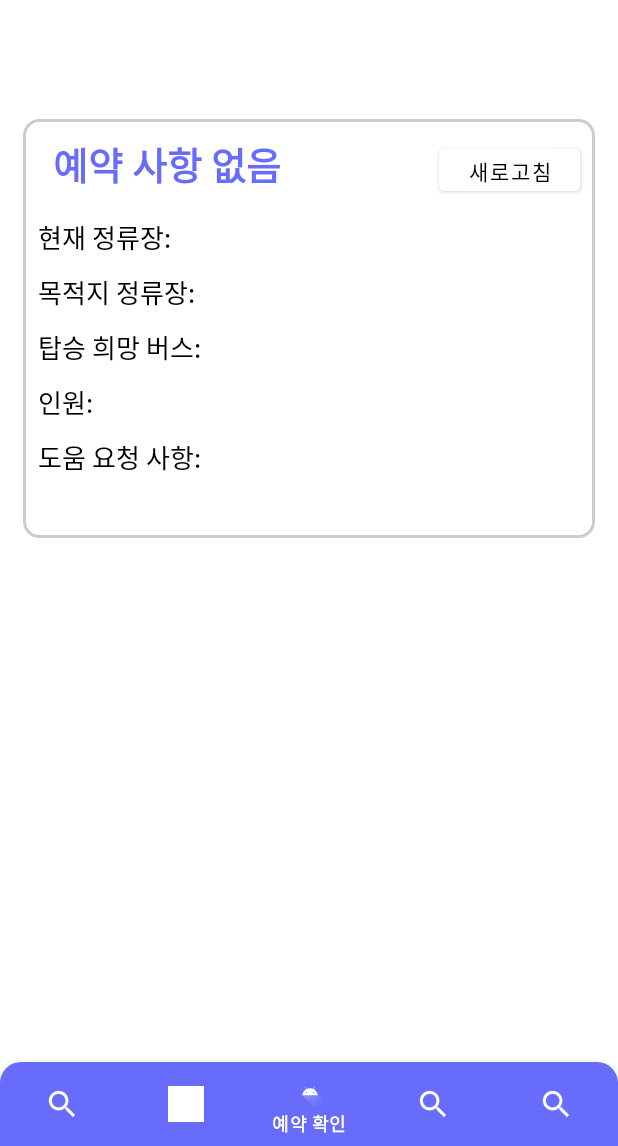
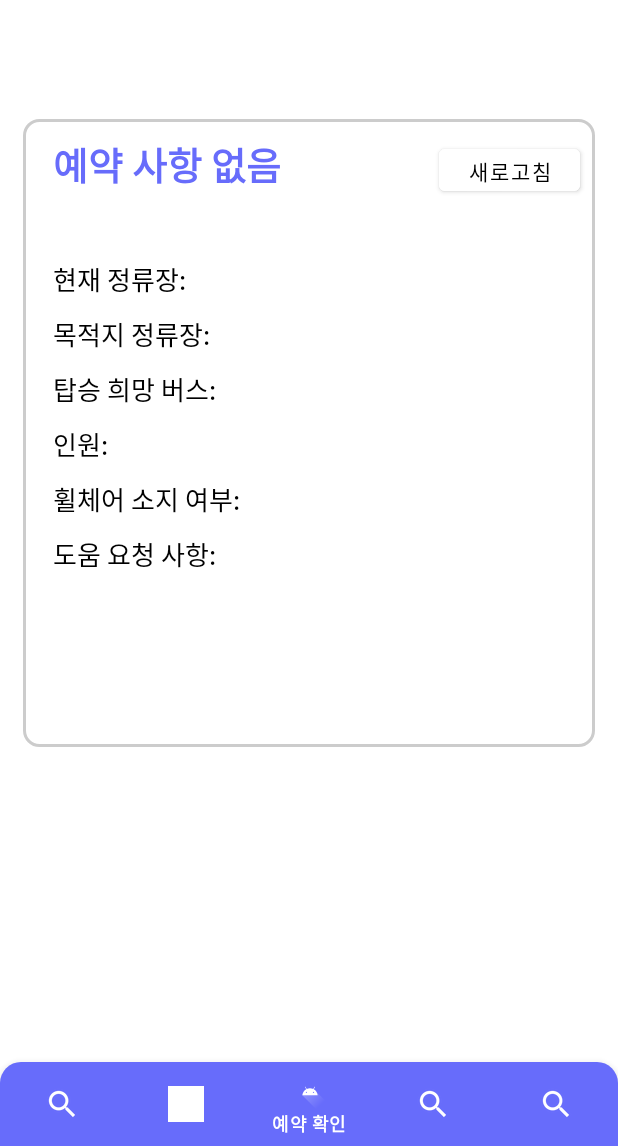
Before and after one commit to Jiwoon2/HandyBus, an Android app: the screen it shows after launch once a user with an empty profile is signed in (MainActivity), item 3 of the bottom bar chosen, on a phone screen of 412 x 824 dp, the part 90-1236 px from its top. Run offline under Robolectric (Android 15) with nearby library versions, the phone set to English and light mode, and no system bars; our stand-ins replace Firebase (no records; nobody signed in at launch, a user with empty details on screens opened directly), Volley.

Commit message:
예약정보 데베 연결
예약정보 데베 보내기, 정보 가져오기

```diff
--- a/HandyBus/app/src/main/java/com/khackathon/handybus/ui/confirmReservation/ConfirmReservationFragment.java
+++ b/HandyBus/app/src/main/java/com/khackathon/handybus/ui/confirmReservation/ConfirmReservationFragment.java
@@ -10,7 +10,18 @@ import android.widget.TextView;
 import androidx.annotation.NonNull;
 import androidx.fragment.app.Fragment;
 
+import com.google.firebase.auth.FirebaseAuth;
+import com.google.firebase.database.DataSnapshot;
+import com.google.firebase.database.DatabaseError;
+import com.google.firebase.database.DatabaseReference;
+import com.google.firebase.database.FirebaseDatabase;
+import com.google.firebase.database.ValueEventListener;
 import com.khackathon.handybus.R;
+import com.khackathon.handybus.model.UserReserv_Item;
+
+import org.jetbrains.annotations.NotNull;
+
+import java.util.HashMap;
 
 
 public class ConfirmReservationFragment extends Fragment {
@@ -18,21 +29,27 @@ public class ConfirmReservationFragment extends Fragment {
     String et_departures;
     String et_arrivals;
     String radio_type="";
-    String et_num="";
+    String personNum="";
     String radio_wheel="";
     String et_help="";
-
 
     TextView tv_isReservation;
     TextView tv_departStation;
     TextView tv_arrStation;
     TextView tv_getonBusNm;
     TextView tv_personNm;
+    TextView tv_wheel;
     TextView tv_help;
 
     Button refresh_btn;
 
 
+    private FirebaseDatabase mDatabase;
+    private DatabaseReference mReference;
+    private FirebaseAuth mAuth = null;
+    String userEmail;
+    HashMap<String, String> LoadReservItems;
+    UserReserv_Item fff;
     public View onCreateView(@NonNull LayoutInflater inflater,
                              ViewGroup container, Bundle savedInstanceState) {
         v=inflater.inflate(R.layout.fragment_confirmreservation, container,false);
@@ -42,8 +59,54 @@ public class ConfirmReservationFragment extends Fragment {
         tv_arrStation=v.findViewById(R.id.tv_arrStation);
         tv_getonBusNm=v.findViewById(R.id.tv_getonBusNm);
         tv_personNm=v.findViewById(R.id.tv_personNm);
+        tv_wheel=v.findViewById(R.id.tv_wheel);
         tv_help=v.findViewById(R.id.tv_help);
         refresh_btn=v.findViewById(R.id.refresh_btn);
+
+        mDatabase = FirebaseDatabase.getInstance();
+
+        mAuth = FirebaseAuth.getInstance();
+        userEmail= mAuth.getCurrentUser().getEmail().split("\\.")[0];
+        mReference = mDatabase.getReference("User").child(userEmail); //해당하는 값의 게시글
+        LoadReservItems=new HashMap<>();
+
+
+
+        //데이터 있으면 텍스트 변경+데이터 불러오기
+        mReference.addValueEventListener(new ValueEventListener() {
+            @Override
+            public void onDataChange(@NonNull @NotNull DataSnapshot snapshot) {
+                //데이터가 있을 때 불러오기
+                if(snapshot.hasChildren()){
+                    tv_isReservation.setText("예약 정보");
+
+                    LoadReservItems= (HashMap<String, String>) snapshot.getValue();
+                    tv_departStation.setText(LoadReservItems.get("resDepartures"));
+                    tv_arrStation.setText(LoadReservItems.get("resArrivals"));
+                    tv_getonBusNm.setText(LoadReservItems.get("resBusNum"));
+
+                    personNum= LoadReservItems.get("resNum");
+                    tv_personNm.setText("성인 "+personNum+"명");
+                    tv_wheel.setText(LoadReservItems.get("resWheel"));
+                    tv_help.setText(LoadReservItems.get("resHelp"));
+
+                    System.out.println(LoadReservItems.get("resNum"));
+                }
+                else{
+                    tv_isReservation.setText("예약 사항 없음");
+                }
+
+
+            }
+
+            @Override
+            public void onCancelled(@NonNull @NotNull DatabaseError error) {
+
+            }
+        });
+
+
+
 
 
         return  v;
--- a/HandyBus/app/src/main/res/layout/fragment_confirmreservation.xml
+++ b/HandyBus/app/src/main/res/layout/fragment_confirmreservation.xml
@@ -49,7 +49,7 @@
     <LinearLayout
         android:layout_width="match_parent"
         android:layout_height="0dp"
-        android:layout_weight="4"
+        android:layout_weight="6"
         android:weightSum="5"
         android:orientation="vertical"
         android:layout_marginLeft="5dp"
@@ -72,7 +72,7 @@
                 android:layout_weight="2.4"
                 android:paddingTop="5dp"
                 android:paddingLeft="10dp"
-                android:text="예약 사항 없음 "
+                android:text="예약 사항 없음"
                 android:textStyle="bold"
                 android:textColor="#676CFB"
                 android:textSize="25dp" />
@@ -113,6 +113,7 @@
                 <TextView
                     android:layout_width="wrap_content"
                     android:layout_height="wrap_content"
+                    android:paddingLeft="10dp"
                     android:textSize="17dp"
                     android:text="현재 정류장: "
                     android:textColor="@color/black"/>
@@ -120,7 +121,8 @@
                     android:id="@+id/tv_departStation"
                     android:layout_width="wrap_content"
                     android:layout_height="wrap_content"
-                    android:textColor="@color/black"
+                    android:paddingLeft="10dp"
+                    android:textColor="#7A7A7A"
                     android:textSize="17dp"/>
 
             </LinearLayout>
@@ -132,6 +134,7 @@
                 <TextView
                     android:layout_width="wrap_content"
                     android:layout_height="wrap_content"
+                    android:paddingLeft="10dp"
                     android:text="목적지 정류장: "
                     android:textSize="17dp"
                     android:textColor="@color/black"/>
@@ -139,8 +142,9 @@
                     android:id="@+id/tv_arrStation"
                     android:layout_width="wrap_content"
                     android:layout_height="wrap_content"
+                    android:paddingLeft="10dp"
                     android:textSize="17dp"
-                    android:textColor="@color/black"/>
+                    android:textColor="#7A7A7A"/>
 
             </LinearLayout>
             <LinearLayout
@@ -151,6 +155,7 @@
                 <TextView
                     android:layout_width="wrap_content"
                     android:layout_height="wrap_content"
+                    android:paddingLeft="10dp"
                     android:text="탑승 희망 버스: "
                     android:textSize="17dp"
                     android:textColor="@color/black"/>
@@ -158,8 +163,9 @@
                     android:id="@+id/tv_getonBusNm"
                     android:layout_width="wrap_content"
                     android:layout_height="wrap_content"
+                    android:paddingLeft="10dp"
                     android:textSize="17dp"
-                    android:textColor="@color/black"/>
+                    android:textColor="#7A7A7A"/>
 
             </LinearLayout>
             <LinearLayout
@@ -170,6 +176,7 @@
                 <TextView
                     android:layout_width="wrap_content"
                     android:layout_height="wrap_content"
+                    android:paddingLeft="10dp"
                     android:text="인원: "
                     android:textSize="17dp"
                     android:textColor="@color/black"/>
@@ -177,8 +184,30 @@
                     android:id="@+id/tv_personNm"
                     android:layout_width="wrap_content"
                     android:layout_height="wrap_content"
+                    android:paddingLeft="10dp"
+                    android:textSize="17dp"
+                    android:textColor="#7A7A7A"/>
+
+            </LinearLayout>
+            <LinearLayout
+                android:layout_width="match_parent"
+                android:layout_height="wrap_content"
+                android:orientation="horizontal"
+                android:paddingBottom="10dp">
+                <TextView
+                    android:layout_width="wrap_content"
+                    android:layout_height="wrap_content"
+                    android:paddingLeft="10dp"
+                    android:text="휠체어 소지 여부: "
                     android:textSize="17dp"
                     android:textColor="@color/black"/>
+                <TextView
+                    android:id="@+id/tv_wheel"
+                    android:layout_width="wrap_content"
+                    android:layout_height="wrap_content"
+                    android:paddingLeft="10dp"
+                    android:textSize="17dp"
+                    android:textColor="#7A7A7A"/>
 
             </LinearLayout>
             <LinearLayout
@@ -188,6 +217,7 @@
                 <TextView
                     android:layout_width="wrap_content"
                     android:layout_height="wrap_content"
+                    android:paddingLeft="10dp"
                     android:text="도움 요청 사항: "
                     android:textSize="17dp"
                     android:textColor="@color/black"/>
@@ -195,8 +225,9 @@
                     android:id="@+id/tv_help"
                     android:layout_width="wrap_content"
                     android:layout_height="wrap_content"
+                    android:paddingLeft="10dp"
                     android:textSize="17dp"
-                    android:textColor="@color/black"/>
+                    android:textColor="#7A7A7A"/>
 
             </LinearLayout>
 
```
Also changed, not shown: HandyBus/app/src/main/java/com/khackathon/handybus/model/UserReserv_Item.java (added, +58 -0 lines), HandyBus/app/src/main/java/com/khackathon/handybus/ui/reservation/ReservationFragment.java (+28 -11 lines), HandyBus/app/src/main/res/layout/fragment_reservation.xml (+19 -7 lines).
